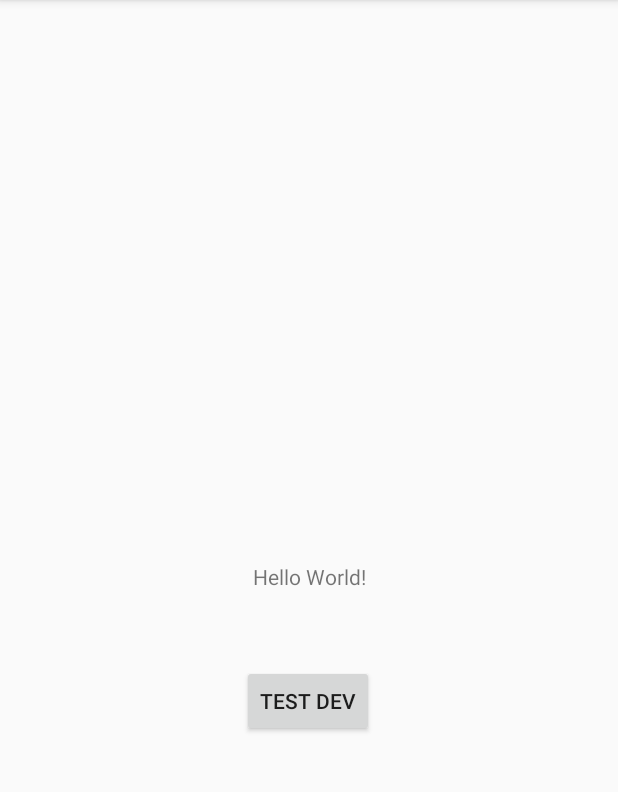
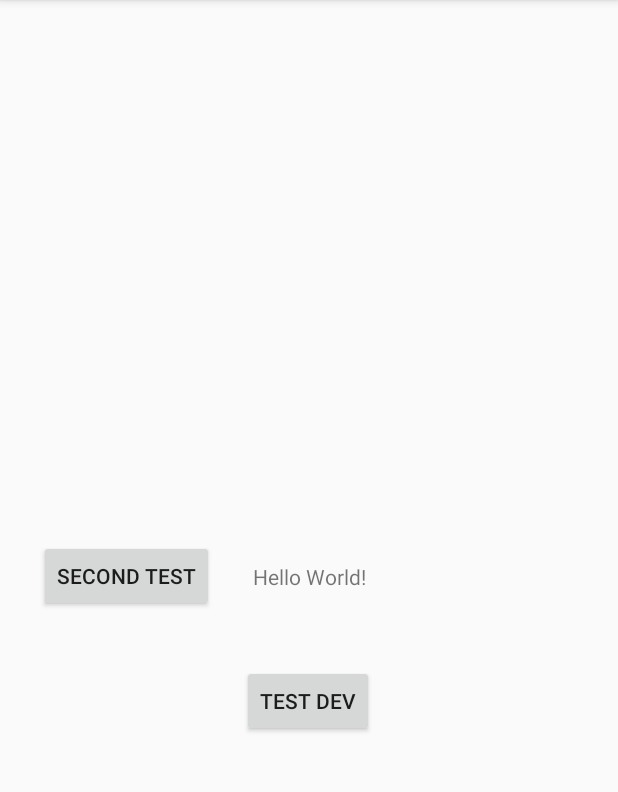
Before and after one commit to nikita-t1/TestApplication, an Android app: the screen it shows after launch (MainActivity), on a phone screen of 412 x 824 dp, the part 84-876 px from its top. Run offline under Robolectric (Android 15) with nearby library versions, the phone set to English and light mode, and no system bars.

Commit message:
second Button in Dev Branch

```diff
--- a/app/src/main/res/layout/activity_main.xml
+++ b/app/src/main/res/layout/activity_main.xml
@@ -28,4 +28,15 @@
         app:layout_constraintVertical_bias="0.152">
     </Button>
 
+    <Button
+        android:layout_width="wrap_content"
+        android:layout_height="wrap_content"
+        android:text="second test"
+        app:layout_constraintBottom_toBottomOf="parent"
+        app:layout_constraintEnd_toStartOf="@+id/textView"
+        app:layout_constraintStart_toStartOf="parent"
+        app:layout_constraintTop_toTopOf="parent">
+
+    </Button>
+
 </androidx.constraintlayout.widget.ConstraintLayout>
```
